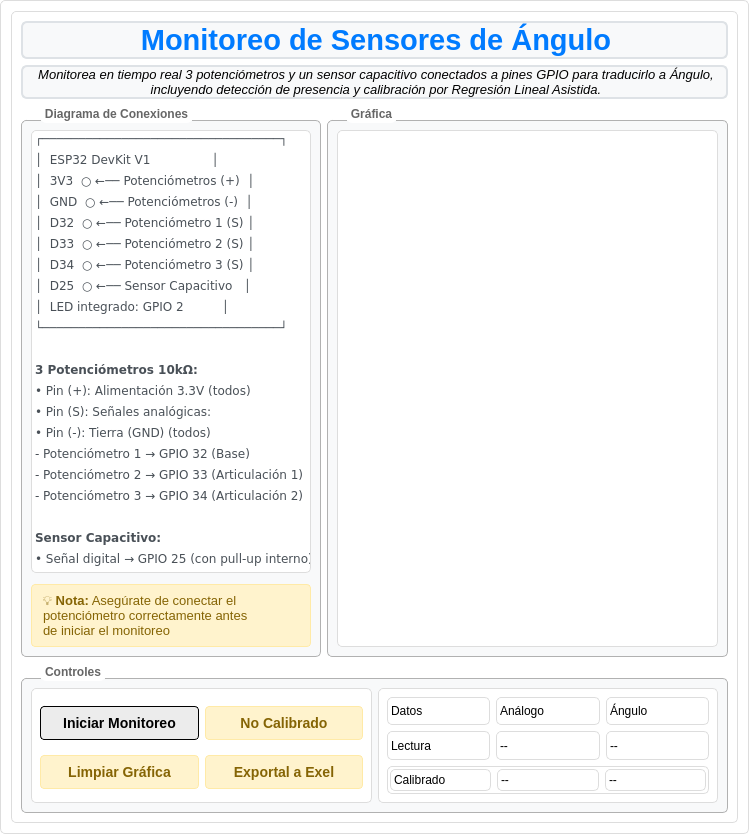
The window that SensoraCore/SC_DesktopApp/Modules/angleArm/angleArm.ui (YamithR/SensoraCore) describes before a commit, drawn with Qt 5.
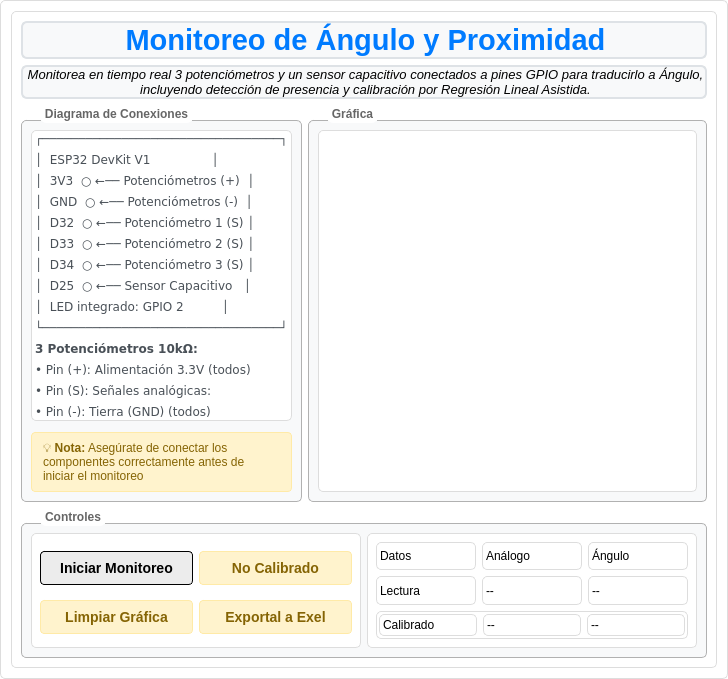
The same window after the commit.

```diff
--- a/SensoraCore/SC_DesktopApp/Modules/angleArm/angleArm.ui
+++ b/SensoraCore/SC_DesktopApp/Modules/angleArm/angleArm.ui
@@ -6,8 +6,8 @@
    <rect>
     <x>0</x>
     <y>0</y>
-    <width>749</width>
-    <height>696</height>
+    <width>702</width>
+    <height>679</height>
    </rect>
   </property>
   <property name="windowTitle">
@@ -44,7 +44,7 @@
    </string>
         </property>
         <property name="text">
-         <string>&lt;html&gt;&lt;head/&gt;&lt;body&gt;&lt;p align=&quot;center&quot;&gt;&lt;span style=&quot; font-size:22pt; font-weight:700; color:#007bff;&quot;&gt;Monitoreo de Sensores de Ángulo&lt;/span&gt;&lt;/p&gt;&lt;/body&gt;&lt;/html&gt;</string>
+         <string>&lt;html&gt;&lt;head/&gt;&lt;body&gt;&lt;p align=&quot;center&quot;&gt;&lt;span style=&quot; font-size:22pt; font-weight:700; color:#007bff;&quot;&gt;Monitoreo de Ángulo y Proximidad&lt;/span&gt;&lt;/p&gt;&lt;/body&gt;&lt;/html&gt;</string>
         </property>
        </widget>
       </item>
@@ -298,11 +298,17 @@
         <layout class="QGridLayout" name="gridLayout_2">
          <item row="0" column="0">
           <widget class="QLabel" name="dibujo">
+           <property name="minimumSize">
+            <size>
+             <width>0</width>
+             <height>285</height>
+            </size>
+           </property>
            <property name="styleSheet">
             <string notr="true"/>
            </property>
            <property name="text">
-            <string>&lt;html&gt;&lt;head/&gt;&lt;body&gt;&lt;pre style=&quot; margin-top:12px; margin-bottom:0px; margin-left:0px; margin-right:0px; -qt-block-indent:0; text-indent:0px; line-height:140%;&quot;&gt;&lt;span style=&quot; font-family:'Courier New','monospace'; font-size:12px; color:#495057;&quot;&gt;┌─────────────────────────────────┐&lt;/span&gt;&lt;/pre&gt;&lt;pre style=&quot; margin-top:0px; margin-bottom:0px; margin-left:0px; margin-right:0px; -qt-block-indent:0; text-indent:0px; line-height:140%;&quot;&gt;&lt;span style=&quot; font-family:'Courier New','monospace'; font-size:12px; color:#495057;&quot;&gt;│  ESP32 DevKit V1                │&lt;/span&gt;&lt;/pre&gt;&lt;pre style=&quot; margin-top:0px; margin-bottom:0px; margin-left:0px; margin-right:0px; -qt-block-indent:0; text-indent:0px; line-height:140%;&quot;&gt;&lt;span style=&quot; font-family:'Courier New','monospace'; font-size:12px; color:#495057;&quot;&gt;│  3V3  ○ ←── Potenciómetros (+)  │&lt;/span&gt;&lt;/pre&gt;&lt;pre style=&quot; margin-top:0px; margin-bottom:0px; margin-left:0px; margin-right:0px; -qt-block-indent:0; text-indent:0px; line-height:140%;&quot;&gt;&lt;span style=&quot; font-family:'Courier New','monospace'; font-size:12px; color:#495057;&quot;&gt;│  GND  ○ ←── Potenciómetros (-)  │&lt;/span&gt;&lt;/pre&gt;&lt;pre style=&quot; margin-top:0px; margin-bottom:0px; margin-left:0px; margin-right:0px; -qt-block-indent:0; text-indent:0px; line-height:140%;&quot;&gt;&lt;span style=&quot; font-family:'Courier New','monospace'; font-size:12px; color:#495057;&quot;&gt;│  D32  ○ ←── Potenciómetro 1 (S) │&lt;/span&gt;&lt;/pre&gt;&lt;pre style=&quot; margin-top:0px; margin-bottom:0px; margin-left:0px; margin-right:0px; -qt-block-indent:0; text-indent:0px; line-height:140%;&quot;&gt;&lt;span style=&quot; font-family:'Courier New','monospace'; font-size:12px; color:#495057;&quot;&gt;│  D33  ○ ←── Potenciómetro 2 (S) │&lt;/span&gt;&lt;/pre&gt;&lt;pre style=&quot; margin-top:0px; margin-bottom:0px; margin-left:0px; margin-right:0px; -qt-block-indent:0; text-indent:0px; line-height:140%;&quot;&gt;&lt;span style=&quot; font-family:'Courier New','monospace'; font-size:12px; color:#495057;&quot;&gt;│  D34  ○ ←── Potenciómetro 3 (S) │&lt;/span&gt;&lt;/pre&gt;&lt;pre style=&quot; margin-top:0px; margin-bottom:0px; margin-left:0px; margin-right:0px; -qt-block-indent:0; text-indent:0px; line-height:140%;&quot;&gt;&lt;span style=&quot; font-family:'Courier New','monospace'; font-size:12px; color:#495057;&quot;&gt;│  D25  ○ ←── Sensor Capacitivo   │&lt;/span&gt;&lt;/pre&gt;&lt;pre style=&quot; margin-top:0px; margin-bottom:0px; margin-left:0px; margin-right:0px; -qt-block-indent:0; text-indent:0px; line-height:140%;&quot;&gt;&lt;span style=&quot; font-family:'Courier New','monospace'; font-size:12px; color:#495057;&quot;&gt;│  LED integrado: GPIO 2          │&lt;/span&gt;&lt;/pre&gt;&lt;pre style=&quot; margin-top:0px; margin-bottom:0px; margin-left:0px; margin-right:0px; -qt-block-indent:0; text-indent:0px; line-height:140%;&quot;&gt;&lt;span style=&quot; font-family:'Courier New','monospace'; font-size:12px; color:#495057;&quot;&gt;└─────────────────────────────────┘&lt;/span&gt;&lt;/pre&gt;&lt;pre style=&quot;-qt-paragraph-type:empty; margin-top:0px; margin-bottom:0px; margin-left:0px; margin-right:0px; -qt-block-indent:0; text-indent:0px; line-height:140%; font-family:'Courier New','monospace'; font-size:12px; color:#495057;&quot;&gt;&lt;br/&gt;&lt;/pre&gt;&lt;pre style=&quot; margin-top:0px; margin-bottom:0px; margin-left:0px; margin-right:0px; -qt-block-indent:0; text-indent:0px; line-height:140%;&quot;&gt;&lt;span style=&quot; font-family:'Courier New','monospace'; font-size:12px; font-weight:700; color:#495057;&quot;&gt;3 Potenciómetros 10kΩ:&lt;/span&gt;&lt;/pre&gt;&lt;pre style=&quot; margin-top:0px; margin-bottom:0px; margin-left:0px; margin-right:0px; -qt-block-indent:0; text-indent:0px; line-height:140%;&quot;&gt;&lt;span style=&quot; font-family:'Courier New','monospace'; font-size:12px; color:#495057;&quot;&gt;• Pin (+): Alimentación 3.3V (todos)&lt;/span&gt;&lt;/pre&gt;&lt;pre style=&quot; margin-top:0px; margin-bottom:0px; margin-left:0px; margin-right:0px; -qt-block-indent:0; text-indent:0px; line-height:140%;&quot;&gt;&lt;span style=&quot; font-family:'Courier New','monospace'; font-size:12px; color:#495057;&quot;&gt;• Pin (S): Señales analógicas:&lt;/span&gt;&lt;/pre&gt;&lt;pre style=&quot; margin-top:0px; margin-bottom:0px; margin-left:0px; margin-right:0px; -qt-block-indent:0; text-indent:0px; line-height:140%;&quot;&gt;&lt;span style=&quot; font-family:'Courier New','monospace'; font-size:12px; color:#495057;&quot;&gt;• Pin (-): Tierra (GND) (todos)&lt;/span&gt;&lt;/pre&gt;&lt;pre style=&quot; margin-top:0px; margin-bottom:0px; margin-left:0px; margin-right:0px; -qt-block-indent:0; text-indent:0px; line-height:140%;&quot;&gt;&lt;span style=&quot; font-family:'Courier New','monospace'; font-size:12px; color:#495057;&quot;&gt;- Potenciómetro 1 → GPIO 32 (Base)&lt;/span&gt;&lt;/pre&gt;&lt;pre style=&quot; margin-top:0px; margin-bottom:0px; margin-left:0px; margin-right:0px; -qt-block-indent:0; text-indent:0px; line-height:140%;&quot;&gt;&lt;span style=&quot; font-family:'Courier New','monospace'; font-size:12px; color:#495057;&quot;&gt;- Potenciómetro 2 → GPIO 33 (Articulación 1)  &lt;/span&gt;&lt;/pre&gt;&lt;pre style=&quot; margin-top:0px; margin-bottom:0px; margin-left:0px; margin-right:0px; -qt-block-indent:0; text-indent:0px; line-height:140%;&quot;&gt;&lt;span style=&quot; font-family:'Courier New','monospace'; font-size:12px; color:#495057;&quot;&gt;- Potenciómetro 3 → GPIO 34 (Articulación 2)&lt;/span&gt;&lt;/pre&gt;&lt;pre style=&quot;-qt-paragraph-type:empty; margin-top:0px; margin-bottom:0px; margin-left:0px; margin-right:0px; -qt-block-indent:0; text-indent:0px; line-height:140%; font-family:'Courier New','monospace'; font-size:12px; color:#495057;&quot;&gt;&lt;br/&gt;&lt;/pre&gt;&lt;pre style=&quot; margin-top:0px; margin-bottom:0px; margin-left:0px; margin-right:0px; -qt-block-indent:0; text-indent:0px; line-height:140%;&quot;&gt;&lt;span style=&quot; font-family:'Courier New','monospace'; font-size:12px; font-weight:700; color:#495057;&quot;&gt;Sensor Capacitivo:&lt;/span&gt;&lt;/pre&gt;&lt;pre style=&quot; margin-top:0px; margin-bottom:12px; margin-left:0px; margin-right:0px; -qt-block-indent:0; text-indent:0px; line-height:140%;&quot;&gt;&lt;span style=&quot; font-family:'Courier New','monospace'; font-size:12px; color:#495057;&quot;&gt;• Señal digital → GPIO 25 (con pull-up interno)&lt;/span&gt;&lt;/pre&gt;&lt;/body&gt;&lt;/html&gt;</string>
+            <string>&lt;html&gt;&lt;head/&gt;&lt;body&gt;&lt;pre style=&quot; margin-top:12px; margin-bottom:0px; margin-left:0px; margin-right:0px; -qt-block-indent:0; text-indent:0px; line-height:140%;&quot;&gt;&lt;span style=&quot; font-family:'Courier New','monospace'; font-size:12px; color:#495057;&quot;&gt;┌─────────────────────────────────┐&lt;/span&gt;&lt;/pre&gt;&lt;pre style=&quot; margin-top:0px; margin-bottom:0px; margin-left:0px; margin-right:0px; -qt-block-indent:0; text-indent:0px; line-height:140%;&quot;&gt;&lt;span style=&quot; font-family:'Courier New','monospace'; font-size:12px; color:#495057;&quot;&gt;│  ESP32 DevKit V1                │&lt;/span&gt;&lt;/pre&gt;&lt;pre style=&quot; margin-top:0px; margin-bottom:0px; margin-left:0px; margin-right:0px; -qt-block-indent:0; text-indent:0px; line-height:140%;&quot;&gt;&lt;span style=&quot; font-family:'Courier New','monospace'; font-size:12px; color:#495057;&quot;&gt;│  3V3  ○ ←── Potenciómetros (+)  │&lt;/span&gt;&lt;/pre&gt;&lt;pre style=&quot; margin-top:0px; margin-bottom:0px; margin-left:0px; margin-right:0px; -qt-block-indent:0; text-indent:0px; line-height:140%;&quot;&gt;&lt;span style=&quot; font-family:'Courier New','monospace'; font-size:12px; color:#495057;&quot;&gt;│  GND  ○ ←── Potenciómetros (-)  │&lt;/span&gt;&lt;/pre&gt;&lt;pre style=&quot; margin-top:0px; margin-bottom:0px; margin-left:0px; margin-right:0px; -qt-block-indent:0; text-indent:0px; line-height:140%;&quot;&gt;&lt;span style=&quot; font-family:'Courier New','monospace'; font-size:12px; color:#495057;&quot;&gt;│  D32  ○ ←── Potenciómetro 1 (S) │&lt;/span&gt;&lt;/pre&gt;&lt;pre style=&quot; margin-top:0px; margin-bottom:0px; margin-left:0px; margin-right:0px; -qt-block-indent:0; text-indent:0px; line-height:140%;&quot;&gt;&lt;span style=&quot; font-family:'Courier New','monospace'; font-size:12px; color:#495057;&quot;&gt;│  D33  ○ ←── Potenciómetro 2 (S) │&lt;/span&gt;&lt;/pre&gt;&lt;pre style=&quot; margin-top:0px; margin-bottom:0px; margin-left:0px; margin-right:0px; -qt-block-indent:0; text-indent:0px; line-height:140%;&quot;&gt;&lt;span style=&quot; font-family:'Courier New','monospace'; font-size:12px; color:#495057;&quot;&gt;│  D34  ○ ←── Potenciómetro 3 (S) │&lt;/span&gt;&lt;/pre&gt;&lt;pre style=&quot; margin-top:0px; margin-bottom:0px; margin-left:0px; margin-right:0px; -qt-block-indent:0; text-indent:0px; line-height:140%;&quot;&gt;&lt;span style=&quot; font-family:'Courier New','monospace'; font-size:12px; color:#495057;&quot;&gt;│  D25  ○ ←── Sensor Capacitivo   │&lt;/span&gt;&lt;/pre&gt;&lt;pre style=&quot; margin-top:0px; margin-bottom:0px; margin-left:0px; margin-right:0px; -qt-block-indent:0; text-indent:0px; line-height:140%;&quot;&gt;&lt;span style=&quot; font-family:'Courier New','monospace'; font-size:12px; color:#495057;&quot;&gt;│  LED integrado: GPIO 2          │&lt;/span&gt;&lt;/pre&gt;&lt;pre style=&quot; margin-top:0px; margin-bottom:0px; margin-left:0px; margin-right:0px; -qt-block-indent:0; text-indent:0px; line-height:140%;&quot;&gt;&lt;span style=&quot; font-family:'Courier New','monospace'; font-size:12px; color:#495057;&quot;&gt;└─────────────────────────────────┘&lt;/span&gt;&lt;/pre&gt;&lt;pre style=&quot; margin-top:0px; margin-bottom:0px; margin-left:0px; margin-right:0px; -qt-block-indent:0; text-indent:0px; line-height:140%;&quot;&gt;&lt;span style=&quot; font-family:'Courier New','monospace'; font-size:12px; font-weight:700; color:#495057;&quot;&gt;3 Potenciómetros 10kΩ:&lt;/span&gt;&lt;/pre&gt;&lt;pre style=&quot; margin-top:0px; margin-bottom:0px; margin-left:0px; margin-right:0px; -qt-block-indent:0; text-indent:0px; line-height:140%;&quot;&gt;&lt;span style=&quot; font-family:'Courier New','monospace'; font-size:12px; color:#495057;&quot;&gt;• Pin (+): Alimentación 3.3V (todos)&lt;/span&gt;&lt;/pre&gt;&lt;pre style=&quot; margin-top:0px; margin-bottom:0px; margin-left:0px; margin-right:0px; -qt-block-indent:0; text-indent:0px; line-height:140%;&quot;&gt;&lt;span style=&quot; font-family:'Courier New','monospace'; font-size:12px; color:#495057;&quot;&gt;• Pin (S): Señales analógicas:&lt;/span&gt;&lt;/pre&gt;&lt;pre style=&quot; margin-top:0px; margin-bottom:0px; margin-left:0px; margin-right:0px; -qt-block-indent:0; text-indent:0px; line-height:140%;&quot;&gt;&lt;span style=&quot; font-family:'Courier New','monospace'; font-size:12px; color:#495057;&quot;&gt;• Pin (-): Tierra (GND) (todos)&lt;/span&gt;&lt;/pre&gt;&lt;/body&gt;&lt;/html&gt;</string>
            </property>
           </widget>
          </item>
@@ -311,7 +317,7 @@
            <property name="maximumSize">
             <size>
              <width>999</width>
-             <height>75</height>
+             <height>70</height>
             </size>
            </property>
            <property name="styleSheet">
@@ -325,7 +331,7 @@
 </string>
            </property>
            <property name="text">
-            <string>&lt;html&gt;&lt;head/&gt;&lt;body&gt;&lt;p align=&quot;justify&quot;&gt;💡 &lt;span style=&quot; font-weight:700;&quot;&gt;Nota:&lt;/span&gt; Asegúrate de conectar el &lt;br/&gt;potenciómetro correctamente antes &lt;br/&gt;de iniciar el monitoreo&lt;/p&gt;&lt;/body&gt;&lt;/html&gt;</string>
+            <string>&lt;html&gt;&lt;head/&gt;&lt;body&gt;&lt;p align=&quot;justify&quot;&gt;&lt;span style=&quot; font-size:9pt;&quot;&gt;💡 &lt;/span&gt;&lt;span style=&quot; font-size:9pt; font-weight:700;&quot;&gt;Nota:&lt;/span&gt;&lt;span style=&quot; font-size:9pt;&quot;&gt; Asegúrate de conectar los &lt;br/&gt;componentes correctamente antes de &lt;br/&gt;iniciar el monitoreo&lt;/span&gt;&lt;/p&gt;&lt;/body&gt;&lt;/html&gt;</string>
            </property>
           </widget>
          </item>
```
